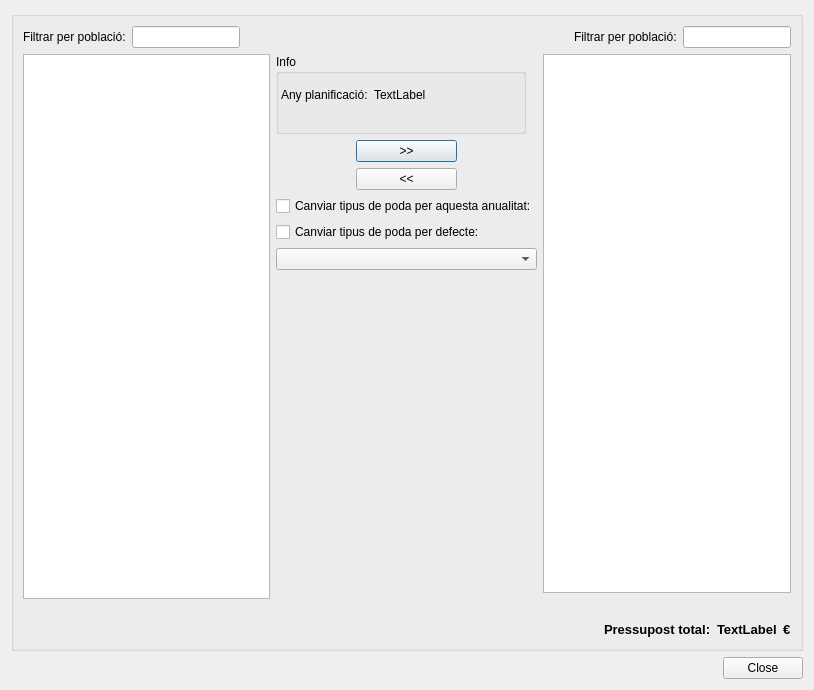
The window that ui/tm/tree_selector.ui (Giswater/giswater_qgis_plugin) describes before a commit, drawn with Qt 5.
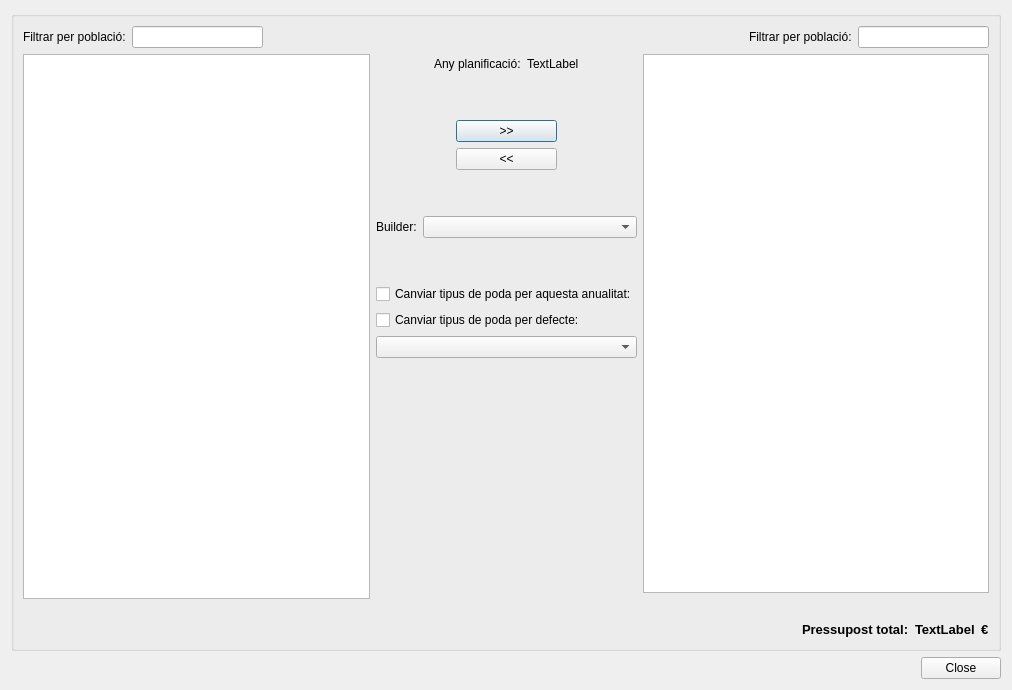
The same window after the commit.

Patch:
```diff
--- a/ui/tm/tree_selector.ui
+++ b/ui/tm/tree_selector.ui
@@ -6,7 +6,7 @@
    <rect>
     <x>0</x>
     <y>0</y>
-    <width>814</width>
+    <width>1012</width>
     <height>690</height>
    </rect>
   </property>
@@ -90,7 +90,7 @@
          </layout>
         </item>
         <item>
-         <layout class="QHBoxLayout" name="horizontalLayout_7">
+         <layout class="QHBoxLayout" name="horizontalLayout_7" stretch="1,0,1">
           <item>
            <layout class="QVBoxLayout" name="verticalLayout_8">
             <item>
@@ -130,34 +130,23 @@
              <enum>QLayout::SetMinimumSize</enum>
             </property>
             <item>
-             <layout class="QVBoxLayout" name="verticalLayout_10">
+             <layout class="QVBoxLayout" name="verticalLayout_10"/>
+            </item>
               <item>
-               <widget class="QGroupBox" name="groupBox_2">
-                <property name="minimumSize">
-                 <size>
-                  <width>150</width>
-                  <height>80</height>
-                 </size>
-                </property>
-                <property name="maximumSize">
-                 <size>
-                  <width>250</width>
-                  <height>80</height>
-                 </size>
-                </property>
-                <property name="title">
-                 <string>Info</string>
-                </property>
-                <widget class="QWidget" name="horizontalLayoutWidget">
-                 <property name="geometry">
-                  <rect>
-                   <x>5</x>
-                   <y>15</y>
-                   <width>231</width>
-                   <height>51</height>
-                  </rect>
-                 </property>
                  <layout class="QHBoxLayout" name="horizontalLayout_11">
+              <item>
+               <spacer name="horizontalSpacer_7">
+                <property name="orientation">
+                 <enum>Qt::Horizontal</enum>
+                </property>
+                <property name="sizeHint" stdset="0">
+                 <size>
+                  <width>40</width>
+                  <height>20</height>
+                 </size>
+                </property>
+               </spacer>
+              </item>
                   <item>
                    <widget class="QLabel" name="label_4">
                     <property name="text">
@@ -186,10 +175,22 @@
                    </spacer>
                   </item>
                  </layout>
-                </widget>
-               </widget>
-              </item>
-             </layout>
+            </item>
+            <item>
+             <spacer name="verticalSpacer_4">
+              <property name="orientation">
+               <enum>Qt::Vertical</enum>
+              </property>
+              <property name="sizeType">
+               <enum>QSizePolicy::Preferred</enum>
+              </property>
+              <property name="sizeHint" stdset="0">
+               <size>
+                <width>20</width>
+                <height>40</height>
+               </size>
+              </property>
+             </spacer>
             </item>
             <item>
              <layout class="QHBoxLayout" name="horizontalLayout">
@@ -225,6 +226,65 @@
               </item>
              </layout>
             </item>
+            <item>
+             <spacer name="verticalSpacer_2">
+              <property name="orientation">
+               <enum>Qt::Vertical</enum>
+              </property>
+              <property name="sizeType">
+               <enum>QSizePolicy::Preferred</enum>
+              </property>
+              <property name="sizeHint" stdset="0">
+               <size>
+                <width>20</width>
+                <height>40</height>
+               </size>
+              </property>
+             </spacer>
+            </item>
+            <item>
+             <layout class="QGridLayout" name="gridLayout">
+              <item row="1" column="0">
+               <widget class="QLabel" name="label_6">
+                <property name="sizePolicy">
+                 <sizepolicy hsizetype="Preferred" vsizetype="Preferred">
+                  <horstretch>0</horstretch>
+                  <verstretch>0</verstretch>
+                 </sizepolicy>
+                </property>
+                <property name="text">
+                 <string>Builder:</string>
+                </property>
+               </widget>
+              </item>
+              <item row="1" column="1">
+               <widget class="QComboBox" name="cmb_builder">
+                <property name="sizePolicy">
+                 <sizepolicy hsizetype="MinimumExpanding" vsizetype="Fixed">
+                  <horstretch>0</horstretch>
+                  <verstretch>0</verstretch>
+                 </sizepolicy>
+                </property>
+               </widget>
+              </item>
+             </layout>
+            </item>
+            <item>
+             <spacer name="verticalSpacer_3">
+              <property name="orientation">
+               <enum>Qt::Vertical</enum>
+              </property>
+              <property name="sizeType">
+               <enum>QSizePolicy::Preferred</enum>
+              </property>
+              <property name="sizeHint" stdset="0">
+               <size>
+                <width>20</width>
+                <height>40</height>
+               </size>
+              </property>
+             </spacer>
+            </item>
             <item>
              <layout class="QVBoxLayout" name="verticalLayout_7">
               <property name="sizeConstraint">
```
Lines whose indentation alone changed are shown as unchanged.
